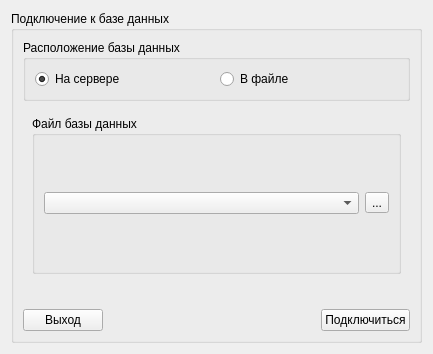
Above: common/connectionWidget/cdatabaseconnectionwidget.ui from Demonist/TCS before the change. Below: the same form after it.
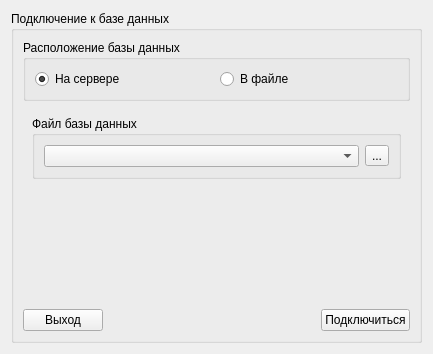
That is the form after the change. The open tabs and pages were chosen to show the change. Icons and pictures are not drawn.

Patch:
```diff
--- a/common/connectionWidget/cdatabaseconnectionwidget.ui
+++ b/common/connectionWidget/cdatabaseconnectionwidget.ui
@@ -7,7 +7,7 @@
     <x>0</x>
     <y>0</y>
     <width>433</width>
-    <height>323</height>
+    <height>329</height>
    </rect>
   </property>
   <property name="windowTitle">
@@ -160,11 +160,7 @@
             </property>
             <layout class="QGridLayout" name="gridLayout_7">
              <item row="0" column="0">
-              <widget class="QComboBox" name="cbxDbFileName">
-               <property name="sizeAdjustPolicy">
-                <enum>QComboBox::AdjustToContents</enum>
-               </property>
-              </widget>
+              <widget class="QComboBox" name="cbxDbFileName"/>
              </item>
              <item row="0" column="1">
               <widget class="QToolButton" name="tbnDbFile">
@@ -176,6 +172,19 @@
             </layout>
            </widget>
           </item>
+          <item row="1" column="0">
+           <spacer name="verticalSpacer_3">
+            <property name="orientation">
+             <enum>Qt::Vertical</enum>
+            </property>
+            <property name="sizeHint" stdset="0">
+             <size>
+              <width>20</width>
+              <height>40</height>
+             </size>
+            </property>
+           </spacer>
+          </item>
          </layout>
         </widget>
        </widget>
```
Left out of the diff: 23 changed lines with no effect on the pictures.
